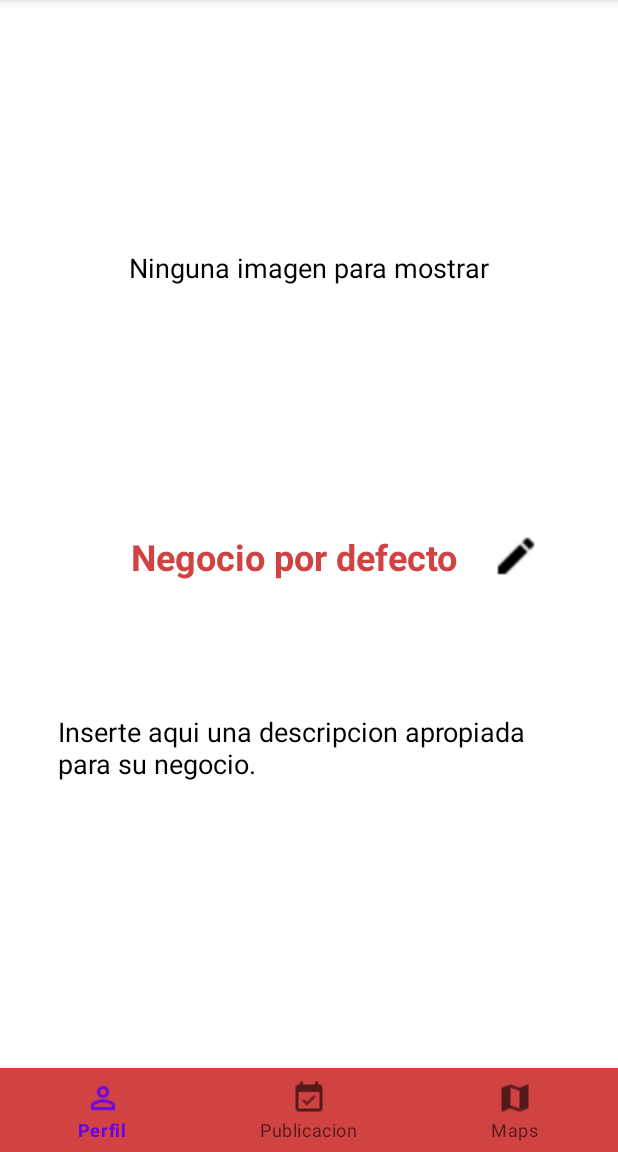
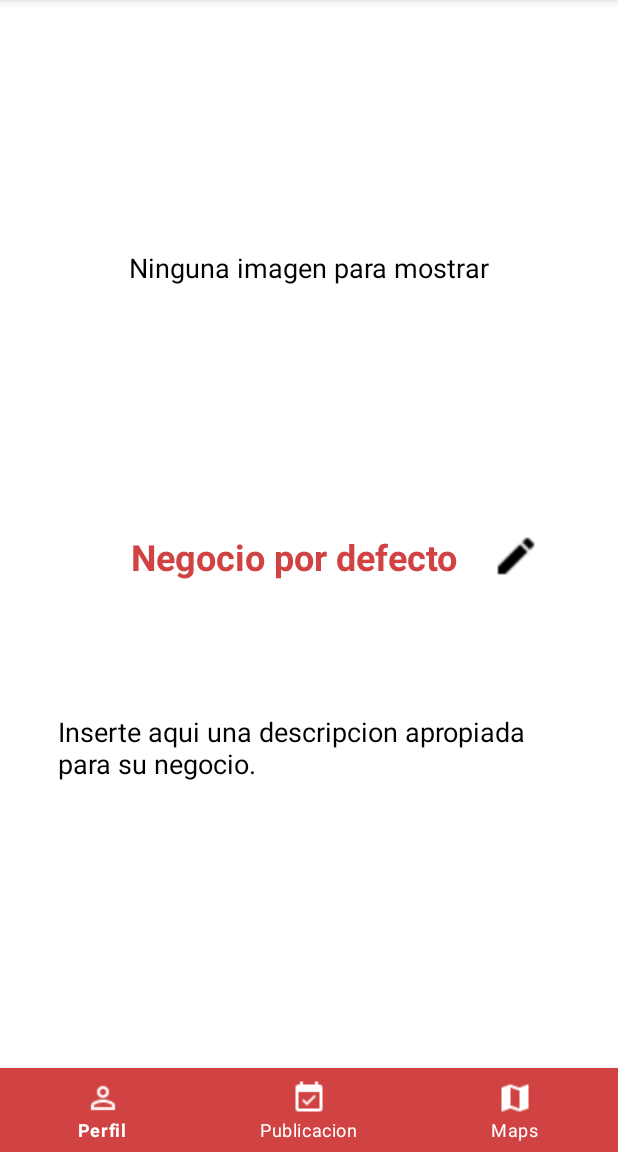
Before and after one commit to andrescuellar123/Reto_1, an Android app: the screen it shows after launch (MainActivity), on a phone screen of 412 x 824 dp, the part 84-1236 px from its top. Run offline under Robolectric (Android 15) with nearby library versions, the phone set to English and light mode, and no system bars.

Commit message:
change color of text and icons

```diff
--- a/app/src/main/res/layout/activity_main.xml
+++ b/app/src/main/res/layout/activity_main.xml
@@ -11,6 +11,8 @@
         android:layout_width="0dp"
         android:layout_height="wrap_content"
         android:background="#D14242"
+        app:itemIconTint="@color/white"
+        app:itemTextColor="#FFFFFF"
         app:layout_constraintBottom_toBottomOf="parent"
         app:layout_constraintEnd_toEndOf="parent"
         app:layout_constraintStart_toStartOf="parent"
```
